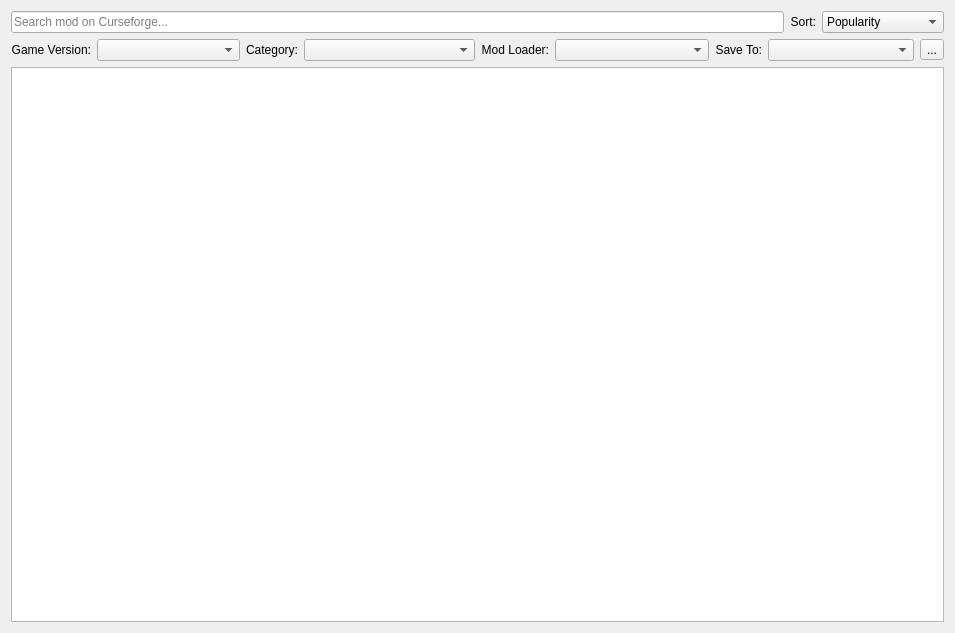
Before: the Qt Designer form src/ui/curseforge/curseforgemodbrowser.ui in kaniol-lck/modmanager, drawn with Qt 5.
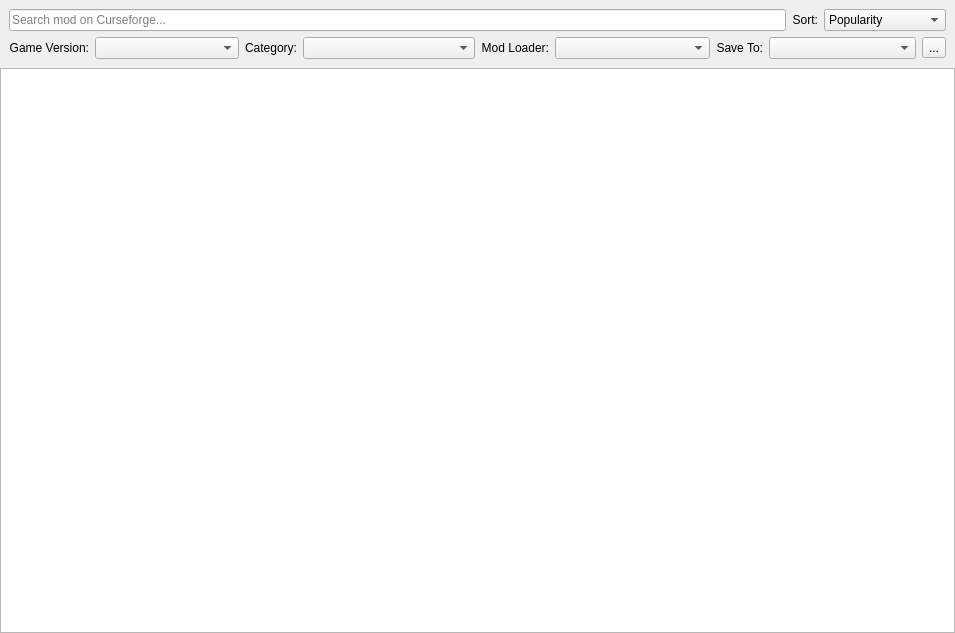
After: the same form once the commit is applied. Icons and pictures are not drawn.

Diff of the .ui file:
```diff
--- a/src/ui/curseforge/curseforgemodbrowser.ui
+++ b/src/ui/curseforge/curseforgemodbrowser.ui
@@ -13,6 +13,31 @@
   <property name="windowTitle">
    <string>Form</string>
   </property>
+  <layout class="QGridLayout" name="gridLayout_2">
+   <property name="leftMargin">
+    <number>0</number>
+   </property>
+   <property name="topMargin">
+    <number>0</number>
+   </property>
+   <property name="rightMargin">
+    <number>0</number>
+   </property>
+   <property name="bottomMargin">
+    <number>0</number>
+   </property>
+   <property name="spacing">
+    <number>0</number>
+   </property>
+   <item row="1" column="0">
+    <widget class="QListWidget" name="modListWidget">
+     <property name="verticalScrollMode">
+      <enum>QAbstractItemView::ScrollPerPixel</enum>
+     </property>
+    </widget>
+   </item>
+   <item row="0" column="0">
+    <widget class="QWidget" name="" native="true">
   <layout class="QGridLayout" name="gridLayout">
    <item row="1" column="0">
     <layout class="QHBoxLayout" name="horizontalLayout_2">
@@ -148,13 +173,6 @@
      </item>
     </layout>
    </item>
-   <item row="2" column="0" colspan="4">
-    <widget class="QListWidget" name="modListWidget">
-     <property name="verticalScrollMode">
-      <enum>QAbstractItemView::ScrollPerPixel</enum>
-     </property>
-    </widget>
-   </item>
    <item row="0" column="0" colspan="4">
     <layout class="QHBoxLayout" name="horizontalLayout">
      <item>
@@ -220,6 +238,9 @@
       </widget>
      </item>
     </layout>
+      </item>
+     </layout>
+    </widget>
    </item>
   </layout>
  </widget>
```
Left out of the diff: 6 changed lines with no effect on the pictures. Lines whose indentation alone changed are shown as unchanged.
